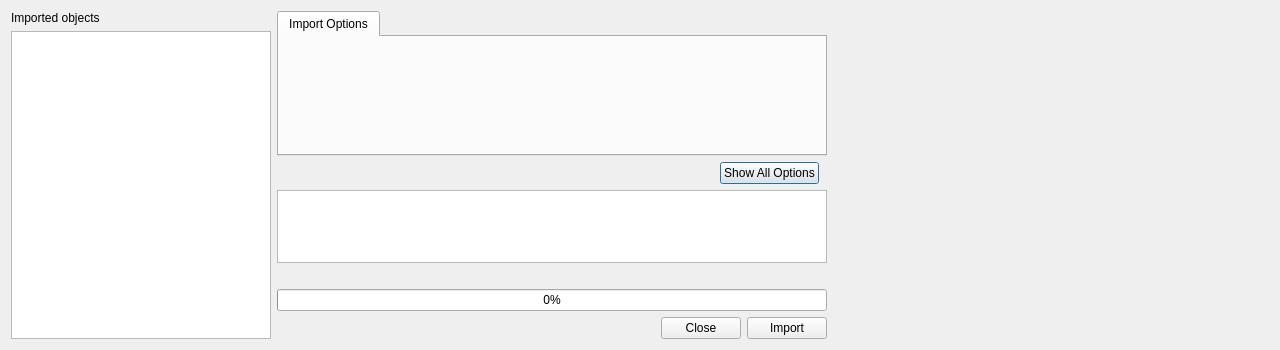
Before: the Qt Designer form src/plugins/qmldesigner/components/import3d/import3ddialog.ui in qt-creator/qt-creator, drawn with Qt 5.
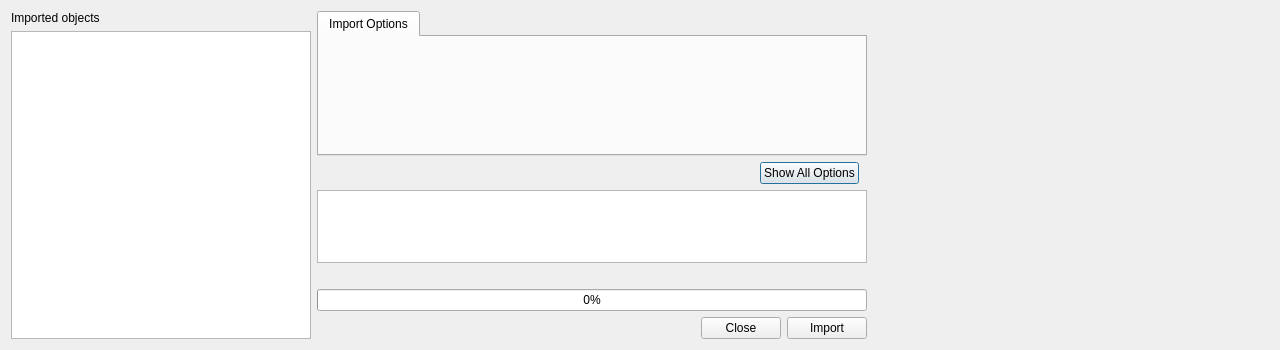
After: the same form once the commit is applied. Custom widgets are drawn as their Qt base class.

Commit message:
QmlDesigner: Fix ´Remove´ button not visible in 3D import dialog
Fixes: QDS-13005

```diff
--- a/src/plugins/qmldesigner/components/import3d/import3ddialog.ui
+++ b/src/plugins/qmldesigner/components/import3d/import3ddialog.ui
@@ -33,13 +33,13 @@
        </property>
        <property name="minimumSize">
         <size>
-         <width>260</width>
+         <width>300</width>
          <height>0</height>
         </size>
        </property>
        <property name="maximumSize">
         <size>
-         <width>150</width>
+         <width>300</width>
          <height>16777215</height>
         </size>
        </property>
```
